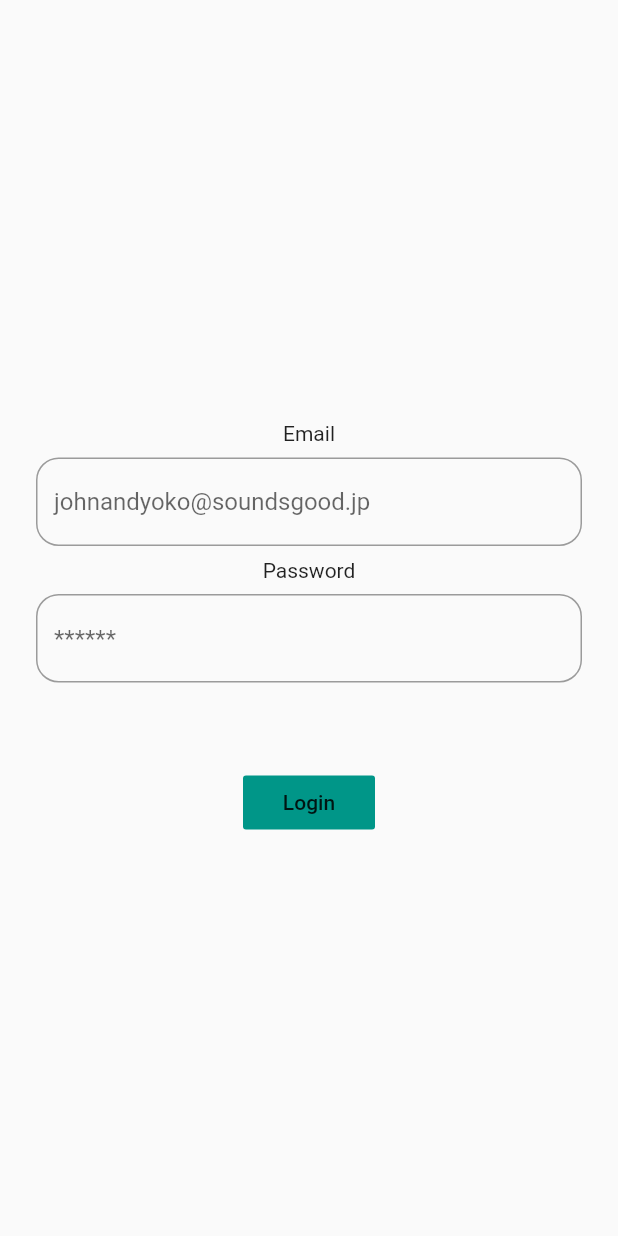
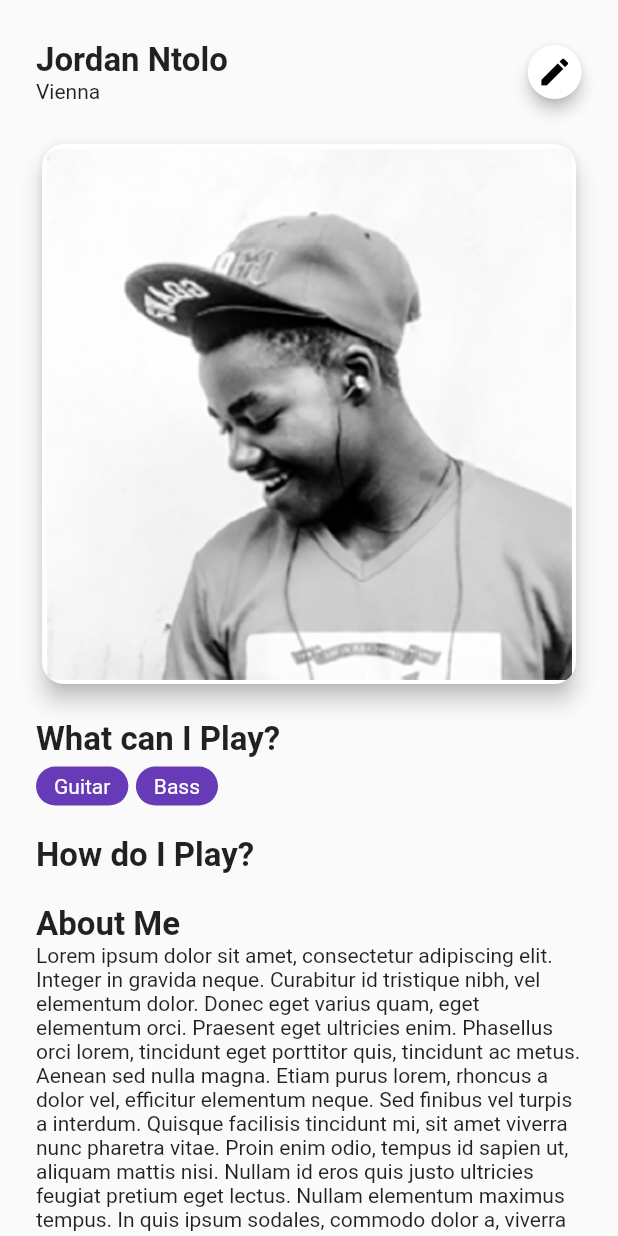
Before and after one commit to gabiLago/SoundsGood, a Flutter app: the screen it shows after launch, on a phone screen of 412 x 824 dp. Run offline on Flutter 3.47's test engine with Material 2 defaults, Android fonts, the light colour scheme and no system bars; our stand-ins replace flutter_secure_storage, get_it.

Commit message:
First Profile Screen trials

```diff
--- a/sounds_good/lib/main.dart
+++ b/sounds_good/lib/main.dart
@@ -14,7 +14,7 @@ class MyApp extends StatelessWidget {
     return MaterialApp(
       title: 'Sounds Good',
       theme: ThemeData(),
-      initialRoute: 'login',
+      initialRoute: 'profile',
       onGenerateRoute: Router.generateRoute,
     );
   }
--- a/sounds_good/lib/screens/route.dart
+++ b/sounds_good/lib/screens/route.dart
@@ -2,6 +2,7 @@ import 'package:flutter/material.dart';
 import 'package:flutter/widgets.dart';
 
 import 'package:sounds_good/screens/views/login_view.dart';
+import 'package:sounds_good/screens/views/profile_view.dart';
 
 const String initialRoute = "login";
 
@@ -12,6 +13,8 @@ class Router {
         return MaterialPageRoute();
       case 'login':
         return MaterialPageRoute(builder: (_) => LoginView());
+      case 'profile':
+        return MaterialPageRoute(builder: (_) => ProfileView());
       default:
         return MaterialPageRoute(
             builder: (_) => Scaffold(
--- /dev/null
+++ b/sounds_good/lib/screens/views/profile_view.dart
@@ -0,0 +1,113 @@
+import 'package:flutter/material.dart';
+import 'package:sounds_good/screens/widgets/profile_header.dart';
+import 'package:sounds_good/screens/widgets/profile_image.dart';
+import 'package:sounds_good/screens/widgets/profile_what.dart';
+import 'package:sounds_good/screens/widgets/profile_how.dart';
+import 'package:sounds_good/screens/widgets/profile_about_me.dart';
+
+class ProfileView extends StatefulWidget {
+  @override
+  _ProfileViewState createState() => _ProfileViewState();
+}
+
+class _ProfileViewState extends State<ProfileView> {
+  @override
+  Widget build(BuildContext context) {
+    return Scaffold(
+        body: SafeArea(
+            child:
+                ListView(padding: const EdgeInsets.all(24), children: <Widget>[
+      ProfileHeader(),
+      ProfileImage(),
+      ProfileWhat(),
+      ProfileHow(),
+      ProfileAboutMe(),
+    ])));
+  }
+}
+
+/* children: [
+            // Nombre y Ciudad
+            Positioned(
+            top: 60.0,
+            left: 30.0,
+            right: 0,
+            child:
+              Column(
+                crossAxisAlignment: CrossAxisAlignment.start,
+                children: [
+
+                  Text(
+                    'Jordan Ntolo',
+                    style: TextStyle(
+                        fontSize: 22,
+                        fontWeight: FontWeight.w700,)
+                  ),
+                  Text(
+                    'Vienna',
+                    style: TextStyle(
+                        fontSize: 14,
+                        fontWeight: FontWeight.w400,)
+                  ),
+              ]
+            ),
+          ),
+
+          // Icono
+          Positioned(
+            top: 50.0,
+            right: 5.0,
+            child: Container(
+              child: RawMaterialButton(
+                  fillColor: Colors.white,
+                  elevation: 4,
+                  shape: CircleBorder(),
+
+                  child: Icon(
+                    Icons.edit,
+
+                    color: Colors.black,
+                    semanticLabel: 'Edit Profile',
+                    ),
+
+                  onPressed: () {},
+                ),
+            ),
+
+        ),
+
+        // Imagen Perfil
+        Positioned(
+            top: 140.0,
+            left: 40.0,
+            right: 40.0,
+            child: Card(  // with Material
+                elevation: 6.0,
+                clipBehavior: Clip.antiAlias,
+                shape: RoundedRectangleBorder(
+                  borderRadius: BorderRadius.circular(15.0),
+                ),
+                child:  Image.asset('assets/images/profile.png'),
+            ),
+          ),
+
+        // Instrumentos
+        Positioned(
+            top: 450.0,
+            left: 30.0,
+            child: Column(
+                crossAxisAlignment: CrossAxisAlignment.start,
+                children: [
+                  Text(
+                    'What can I Play?',
+                    style: TextStyle(
+                        fontSize: 22,
+                        fontWeight: FontWeight.w700,)
+                  ),
+
+                ]
+            ),
+          ),
+
+
+      ]*/
--- /dev/null
+++ b/sounds_good/lib/screens/widgets/profile_about_me.dart
@@ -0,0 +1,22 @@
+import 'package:flutter/material.dart';
+
+class ProfileAboutMe extends StatelessWidget {
+  @override
+  Widget build(BuildContext context) {
+    return Padding(
+      padding: const EdgeInsets.only(top: 20.0),
+      child: Column(
+        crossAxisAlignment: CrossAxisAlignment.start,
+        children: <Widget>[
+          Text('About Me',
+              style: TextStyle(
+                fontSize: 22,
+                fontWeight: FontWeight.w700,
+              )),
+          Text(
+              'Lorem ipsum dolor sit amet, consectetur adipiscing elit. Integer in gravida neque. Curabitur id tristique nibh, vel elementum dolor. Donec eget varius quam, eget elementum orci. Praesent eget ultricies enim. Phasellus orci lorem, tincidunt eget porttitor quis, tincidunt ac metus. Aenean sed nulla magna. Etiam purus lorem, rhoncus a dolor vel, efficitur elementum neque. Sed finibus vel turpis a interdum. Quisque facilisis tincidunt mi, sit amet viverra nunc pharetra vitae. Proin enim odio, tempus id sapien ut, aliquam mattis nisi. Nullam id eros quis justo ultricies feugiat pretium eget lectus. Nullam elementum maximus tempus. In quis ipsum sodales, commodo dolor a, viverra tellus.')
+        ],
+      ),
+    );
+  }
+}
--- /dev/null
+++ b/sounds_good/lib/screens/widgets/profile_header.dart
@@ -0,0 +1,46 @@
+import 'package:flutter/material.dart';
+
+class ProfileHeader extends StatelessWidget {
+  @override
+  Widget build(BuildContext context) {
+    return Container(
+      child: Row(
+        children: <Widget>[
+          Expanded(
+            flex: 9, // 90%
+            child: Column(
+              crossAxisAlignment: CrossAxisAlignment.start,
+              children: [
+                Text('Jordan Ntolo',
+                    style: TextStyle(
+                      fontSize: 22,
+                      fontWeight: FontWeight.w700,
+                    )),
+                Text('Vienna',
+                    style: TextStyle(
+                      fontSize: 14,
+                      fontWeight: FontWeight.w400,
+                    )),
+              ],
+            ),
+          ),
+          Expanded(
+              flex: 1, // 10%
+              child: Container(
+                child: RawMaterialButton(
+                  fillColor: Colors.white,
+                  elevation: 4,
+                  shape: CircleBorder(),
+                  child: Icon(
+                    Icons.edit,
+                    color: Colors.black,
+                    semanticLabel: 'Edit Profile',
+                  ),
+                  onPressed: () {},
+                ),
+              )),
+        ],
+      ),
+    );
+  }
+}
--- /dev/null
+++ b/sounds_good/lib/screens/widgets/profile_how.dart
@@ -0,0 +1,18 @@
+import 'package:flutter/material.dart';
+
+class ProfileHow extends StatelessWidget {
+  @override
+  Widget build(BuildContext context) {
+    return Padding(
+        padding: const EdgeInsets.only(top: 20.0),
+        child: Row(
+          children: <Widget>[
+            Text('How do I Play?',
+                style: TextStyle(
+                  fontSize: 22,
+                  fontWeight: FontWeight.w700,
+                )),
+          ],
+        ));
+  }
+}
--- /dev/null
+++ b/sounds_good/lib/screens/widgets/profile_image.dart
@@ -0,0 +1,17 @@
+import 'package:flutter/material.dart';
+
+class ProfileImage extends StatelessWidget {
+  @override
+  Widget build(BuildContext context) {
+    return Padding(
+        padding: const EdgeInsets.only(top: 20.0),
+        child: Card(
+          elevation: 6.0,
+          clipBehavior: Clip.antiAlias,
+          shape: RoundedRectangleBorder(
+            borderRadius: BorderRadius.circular(15.0),
+          ),
+          child: Image.asset('assets/images/profile.png'),
+        ));
+  }
+}
--- /dev/null
+++ b/sounds_good/lib/screens/widgets/profile_instrument.dart
@@ -0,0 +1,21 @@
+import 'package:flutter/material.dart';
+
+class ProfileInstrument extends StatelessWidget {
+  final String instrumentName;
+
+  ProfileInstrument(this.instrumentName);
+
+  @override
+  Widget build(BuildContext context) {
+    return Padding(
+        padding: const EdgeInsets.only(right: 5.0, top: 5.0),
+        child: Container(
+            child: Padding(
+                padding: const EdgeInsets.fromLTRB(12.0, 5.0, 12.0, 5.0),
+                child: Text(this.instrumentName,
+                    style: TextStyle(color: Colors.white))),
+            decoration: BoxDecoration(
+                borderRadius: BorderRadius.all(const Radius.circular(15.0)),
+                color: Colors.deepPurple)));
+  }
+}
--- /dev/null
+++ b/sounds_good/lib/screens/widgets/profile_what.dart
@@ -0,0 +1,26 @@
+import 'package:flutter/material.dart';
+import 'package:sounds_good/screens/widgets/profile_instrument.dart';
+
+class ProfileWhat extends StatelessWidget {
+  @override
+  Widget build(BuildContext context) {
+    return Padding(
+        padding: const EdgeInsets.only(top: 20.0),
+        child: Column(
+          crossAxisAlignment: CrossAxisAlignment.start,
+          children: [
+            Text('What can I Play?',
+                style: TextStyle(
+                  fontSize: 22,
+                  fontWeight: FontWeight.w700,
+                )),
+            Row(
+              children: <Widget>[
+                ProfileInstrument('Guitar'),
+                ProfileInstrument('Bass'),
+              ],
+            )
+          ],
+        ));
+  }
+}
--- a/sounds_good/pubspec.yaml
+++ b/sounds_good/pubspec.yaml
@@ -45,8 +45,8 @@ flutter:
   uses-material-design: true
 
   # To add assets to your application, add an assets section, like this:
-  # assets:
-  #  - images/a_dot_burr.jpeg
+  assets:
+   - assets/images/
   #  - images/a_dot_ham.jpeg
 
   # An image asset can refer to one or more resolution-specific "variants", see
```
Also changed, not shown: sounds_good/lib/screens/widgets/instruments.dart (added, +109 -0 lines), sounds_good/assets/images/profile.png (added), 3 other files.
